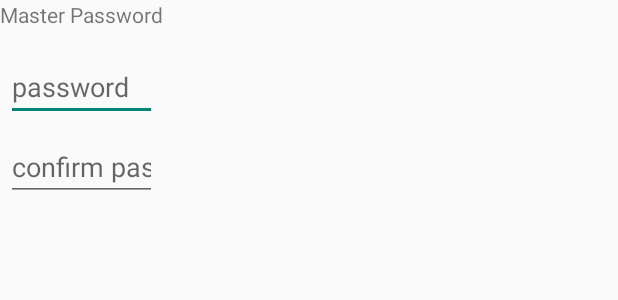
After one commit to passwordmaker/android-passwordmaker, an Android app: the layout dialog_set_pwd_hash.xml on its own in the app's theme, with its tools: preview values and no code run, on a phone screen of 412 x 824 dp. The commit adds this screen. Shown: the top 300 px of the screen. Run offline under Robolectric (Android 15) with nearby library versions, the phone set to English and light mode, and no system bars.

Commit message:
Adding the ability to store the master password hash.

```diff
--- a/passwordmaker/src/main/java/org/passwordmaker/android/AndroidGlobalSettings.java
+++ b/passwordmaker/src/main/java/org/passwordmaker/android/AndroidGlobalSettings.java
@@ -4,5 +4,8 @@ import org.daveware.passwordmaker.GlobalSettingKey;
 
 public class AndroidGlobalSettings {
     public static GlobalSettingKey FAVORITES = new GlobalSettingKey("NS1:favorites", "");
+    public static GlobalSettingKey MASTER_PASSWORD_HASH = new GlobalSettingKey("NS1:MASTER_PWD_HASH", "");
+    public static GlobalSettingKey STORE_MASTER_PASSWORD_HASH = new GlobalSettingKey("NS1:STORE_MASTER_PWD_HASH", "false");
+    public static GlobalSettingKey MASTER_PASSWORD_SALT = new GlobalSettingKey("NS1:MASTER_PWD_SALT", "");
 
 }
--- /dev/null
+++ b/passwordmaker/src/main/res/layout/dialog_set_pwd_hash.xml
@@ -0,0 +1,32 @@
+<?xml version="1.0" encoding="utf-8"?>
+
+<LinearLayout xmlns:android="http://schemas.android.com/apk/res/android"
+              android:orientation="vertical"
+              android:layout_width="wrap_content"
+              android:layout_height="wrap_content">
+    <TextView android:layout_width="wrap_content"
+              android:layout_height="wrap_content"
+              android:textAppearance="?android:attr/textAppearanceSmall"
+              android:text="@string/MasterPassword"
+              android:id="@+id/action_set_master_password_hash"/>
+    <EditText
+            android:id="@+id/password"
+            android:inputType="textPassword"
+            android:layout_width="match_parent"
+            android:layout_height="wrap_content"
+            android:layout_marginTop="16dp"
+            android:layout_marginLeft="4dp"
+            android:layout_marginRight="4dp"
+            android:layout_marginBottom="4dp"
+            android:hint="@string/password" />
+    <EditText
+            android:id="@+id/confirm_password"
+            android:inputType="textPassword"
+            android:layout_width="match_parent"
+            android:layout_height="wrap_content"
+            android:layout_marginTop="4dp"
+            android:layout_marginLeft="4dp"
+            android:layout_marginRight="4dp"
+            android:layout_marginBottom="16dp"
+            android:hint="@string/confirm_password"/>
+</LinearLayout>
--- a/passwordmaker/src/main/res/menu/main.xml
+++ b/passwordmaker/src/main/res/menu/main.xml
@@ -17,4 +17,8 @@
           android:orderInCategory="103"
           app:showAsAction="ifRoom"
           android:icon="@drawable/ic_action_content_import_export"/>
+    <item android:id="@+id/action_set_master_password_hash"
+          android:title="@string/action_set_master_password_hash"
+          android:orderInCategory="200"
+          app:showAsAction="never"/>
 </menu>
--- a/passwordmaker/src/main/res/values/strings.xml
+++ b/passwordmaker/src/main/res/values/strings.xml
@@ -122,5 +122,8 @@
     <string name="LblUseUrl">Use Url</string>
     <string name="lblConvertBuggyAlgo">The javascript/firefox versions contains \'HMAC-SHA-256 V 1.5.1\' which was a buggy implementation of the hash algo.  The JVM does not support this, and the developer for the android version is too lazy to implement it himself.  You can try to \'convert\' to the nearest algo type, but it may not generate the same password always.</string>
     <string name="action_account_folder_add">Create Folder</string>
+    <string name="action_set_master_password_hash">Set Master Password Hash</string>
+    <string name="password">password</string>
+    <string name="confirm_password">confirm password</string>
 
 </resources>
```
Also changed, not shown: passwordmaker/src/main/java/org/passwordmaker/android/MainActivity.java (+46 -10 lines), passwordmaker/src/main/java/org/passwordmaker/android/PwmApplication.java (+32 -0 lines).
